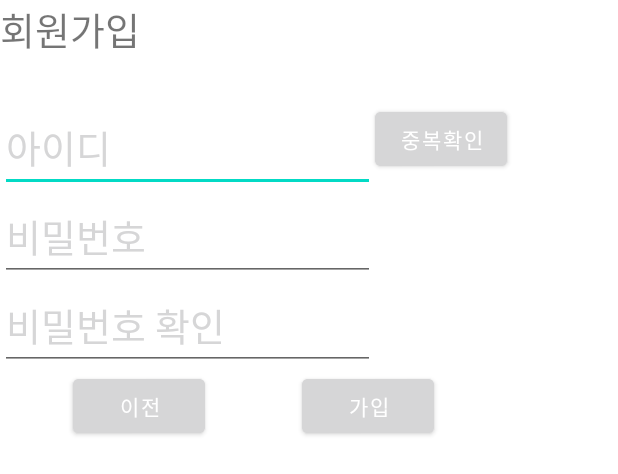
After one commit to JieunYume/Bookshelf, an Android app: the layout activity_join.xml on its own in the app's theme, with its tools: preview values and no code run, on a phone screen of 412 x 824 dp. The commit adds this screen. Shown: the top 474 px of the screen. Run offline under Robolectric (Android 15) with nearby library versions, the phone set to English and light mode, and no system bars.

Commit message:
Feat: 로그인/회원가입 기능
body

footer

```diff
--- /dev/null
+++ b/app/src/main/res/layout/activity_join.xml
@@ -0,0 +1,101 @@
+<?xml version="1.0" encoding="utf-8"?>
+<androidx.constraintlayout.widget.ConstraintLayout xmlns:android="http://schemas.android.com/apk/res/android"
+    xmlns:app="http://schemas.android.com/apk/res-auto"
+    xmlns:tools="http://schemas.android.com/tools"
+    android:id="@+id/linearLayout3"
+    android:layout_width="match_parent"
+    android:layout_height="match_parent">
+
+    <TextView
+        android:id="@+id/textView"
+        android:layout_width="wrap_content"
+        android:layout_height="wrap_content"
+        android:fontFamily="@font/gangwon_bold"
+        android:text="회원가입"
+        android:textSize="25dp"
+        android:textStyle="normal"
+        app:layout_constraintStart_toStartOf="parent"
+        app:layout_constraintTop_toTopOf="parent" />
+
+
+    <EditText
+        android:id="@+id/join_id"
+        android:layout_width="250dp"
+        android:layout_height="wrap_content"
+        android:layout_marginTop="30dp"
+        android:ems="10"
+        android:fontFamily="@font/gangwon_light"
+        android:hint="아이디"
+        android:inputType="text"
+        android:textColor="@color/black"
+        android:textColorHint="@color/colorGray"
+        android:textSize="25dp"
+        app:layout_constraintStart_toStartOf="parent"
+        app:layout_constraintTop_toBottomOf="@+id/textView" />
+
+
+    <Button
+        android:id="@+id/check_button"
+        android:layout_width="wrap_content"
+        android:layout_height="wrap_content"
+        android:backgroundTint="@color/appColorGreen"
+        android:fontFamily="@font/gangwon_bold"
+        android:text="중복확인"
+        app:layout_constraintEnd_toEndOf="parent"
+        app:layout_constraintHorizontal_bias="0.0"
+        app:layout_constraintStart_toEndOf="@+id/join_id"
+        app:layout_constraintTop_toTopOf="@+id/join_id" />
+
+    <EditText
+        android:id="@+id/join_password"
+        android:layout_width="250dp"
+        android:layout_height="wrap_content"
+        android:ems="10"
+        android:fontFamily="@font/gangwon_light"
+        android:hint="비밀번호"
+        android:inputType="textPassword"
+        android:textColor="@color/black"
+        android:textColorHint="@color/colorGray"
+        android:textSize="25dp"
+        app:layout_constraintStart_toStartOf="parent"
+        app:layout_constraintTop_toBottomOf="@+id/join_id" />
+
+    <EditText
+        android:id="@+id/join_pwck"
+        android:layout_width="250dp"
+        android:layout_height="wrap_content"
+        android:ems="10"
+        android:fontFamily="@font/gangwon_light"
+        android:hint="비밀번호 확인"
+        android:inputType="textPassword"
+        android:textColor="@color/black"
+        android:textColorHint="@color/colorGray"
+        android:textSize="25dp"
+        app:layout_constraintStart_toStartOf="@+id/join_password"
+        app:layout_constraintTop_toBottomOf="@+id/join_password" />
+
+    <Button
+        android:id="@+id/back_button"
+        android:layout_width="wrap_content"
+        android:layout_height="wrap_content"
+        android:layout_marginEnd="15dp"
+        android:backgroundTint="@color/appColorGreen"
+        android:fontFamily="@font/gangwon_bold"
+        android:text="이전"
+        app:layout_constraintEnd_toStartOf="@+id/join_button"
+        app:layout_constraintStart_toStartOf="@+id/join_pwck"
+        app:layout_constraintTop_toBottomOf="@+id/join_pwck" />
+
+    <Button
+        android:id="@+id/join_button"
+        android:layout_width="wrap_content"
+        android:layout_height="wrap_content"
+        android:backgroundTint="@color/appColorGreen"
+        android:fontFamily="@font/gangwon_bold"
+        android:text="가입"
+        app:layout_constraintEnd_toEndOf="@+id/check_button"
+        app:layout_constraintStart_toEndOf="@+id/back_button"
+        app:layout_constraintTop_toBottomOf="@+id/join_pwck" />
+
+
+</androidx.constraintlayout.widget.ConstraintLayout>
```
Also changed, not shown: app/src/main/java/org/techtown/bookshelf/login/LoginActivity.java (added, +96 -0 lines), app/src/main/java/org/techtown/bookshelf/login/RegisterActivity.java (added, +192 -0 lines), app/src/main/res/layout/activity_login.xml (+82 -49 lines).
